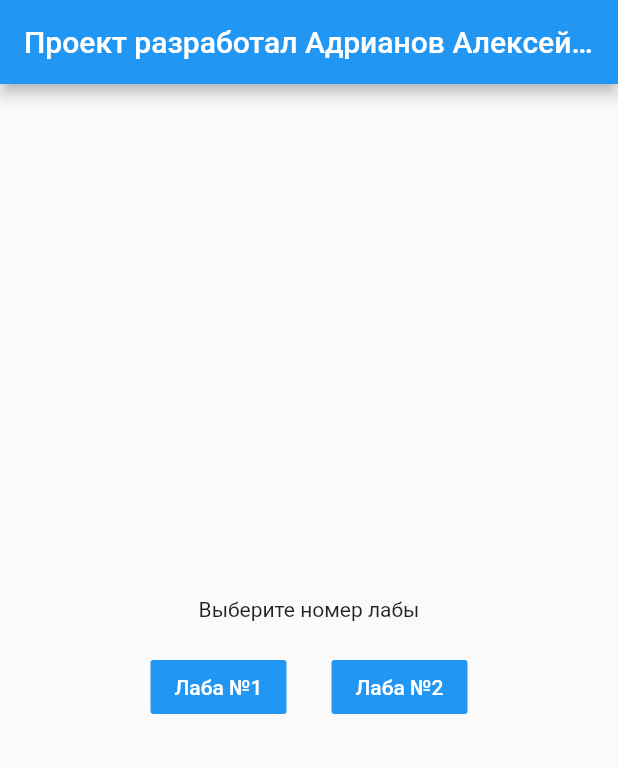
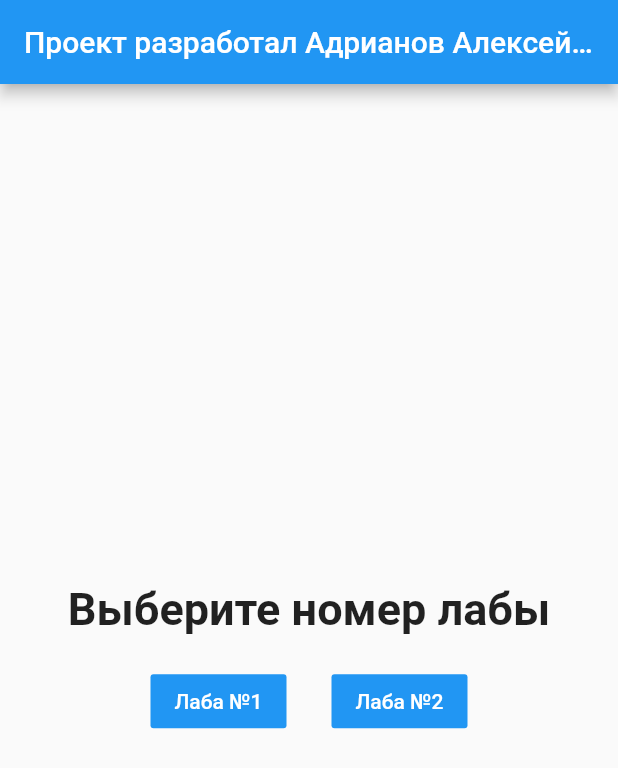
Before and after one commit to Alex-A4/Newton2-interpolation, a Flutter app: the screen it shows after launch, on a phone screen of 412 x 824 dp. Shown: the top 768 px of the screen. Run offline on Flutter 3.47's test engine with Material 2 defaults, Android fonts, the phone set to English and light mode, and no system bars; our stand-ins replace bloc, charts_flutter, flutter_bloc, rxdart.

```diff
--- a/lib/main.dart
+++ b/lib/main.dart
@@ -5,10 +5,20 @@ import 'package:newton_2/src/lab_2_parallelepiped/bloc/paral.dart' as p;
 
 import 'src/lab_1_newton2/bloc/newton.dart';
 
-void main() => runApp(LabSelector());
+void main() {
+  // ignore: close_sinks
+  final newtonBloc = NewtonBloc()..add(InitBlocEvent());
+  // ignore: close_sinks
+  final paralBloc = p.ParalBloc()..add(p.InitBlocEvent());
+  runApp(LabSelector(newtonBloc: newtonBloc, paralBloc: paralBloc));
+}
 
 class LabSelector extends StatelessWidget {
-  LabSelector({Key key}) : super(key: key);
+  final NewtonBloc newtonBloc;
+  final p.ParalBloc paralBloc;
+
+  LabSelector({Key key, @required this.newtonBloc, @required this.paralBloc})
+      : super(key: key);
 
   @override
   Widget build(BuildContext context) {
@@ -16,9 +26,8 @@ class LabSelector extends StatelessWidget {
       initialRoute: '/',
       routes: {
         '/': (_) => HomePage(),
-        '/lab1': (_) => AppNewton2(bloc: NewtonBloc()..add(InitBlocEvent())),
-        '/lab2': (_) =>
-            AppParallelepiped(bloc: p.ParalBloc()..add(p.InitBlocEvent())),
+        '/lab1': (_) => AppNewton2(bloc: newtonBloc),
+        '/lab2': (_) => AppParallelepiped(bloc: paralBloc),
       },
     );
   }
@@ -32,6 +41,7 @@ class HomePage extends StatelessWidget {
     return Scaffold(
       appBar: AppBar(
         title: Text('Проект разработал Адрианов Алексей ИТ-31, 2020'),
+        centerTitle: true,
       ),
       body: Center(
         child: Column(
@@ -39,7 +49,10 @@ class HomePage extends StatelessWidget {
           mainAxisAlignment: MainAxisAlignment.center,
           mainAxisSize: MainAxisSize.min,
           children: [
-            Text('Выберите номер лабы'),
+            Text(
+              'Выберите номер лабы',
+              style: TextStyle(fontSize: 30, fontWeight: FontWeight.bold),
+            ),
             SizedBox(height: 20),
             Row(
               mainAxisAlignment: MainAxisAlignment.center,
```
